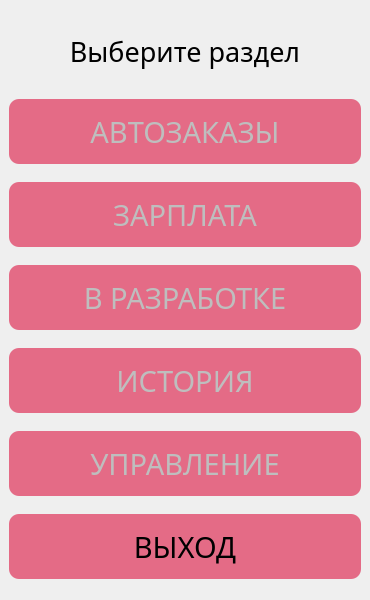
Above: data/ui/sections.ui from PavelZagumenkin/Malina_Orders_v2 before the change. Below: the same form after it.
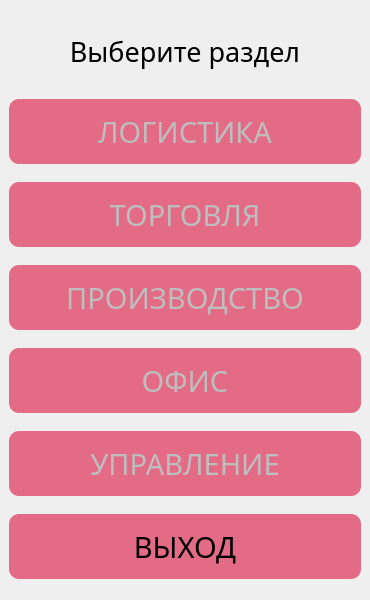
That is the form after the change.

```diff
--- a/data/ui/sections.ui
+++ b/data/ui/sections.ui
@@ -109,7 +109,7 @@
 }</string>
       </property>
       <property name="text">
-       <string>АВТОЗАКАЗЫ</string>
+       <string>ЛОГИСТИКА</string>
       </property>
       <property name="checkable">
        <bool>false</bool>
@@ -164,7 +164,7 @@
 }</string>
       </property>
       <property name="text">
-       <string>ЗАРПЛАТА</string>
+       <string>ТОРГОВЛЯ</string>
       </property>
       <property name="checkable">
        <bool>false</bool>
@@ -219,7 +219,7 @@
 }</string>
       </property>
       <property name="text">
-       <string>В РАЗРАБОТКЕ</string>
+       <string>ПРОИЗВОДСТВО</string>
       </property>
       <property name="checkable">
        <bool>false</bool>
@@ -274,7 +274,7 @@
 }</string>
       </property>
       <property name="text">
-       <string>ИСТОРИЯ</string>
+       <string>ОФИС</string>
       </property>
       <property name="checkable">
        <bool>false</bool>
```
Left out of the diff: 8 changed lines with no effect on the pictures.
